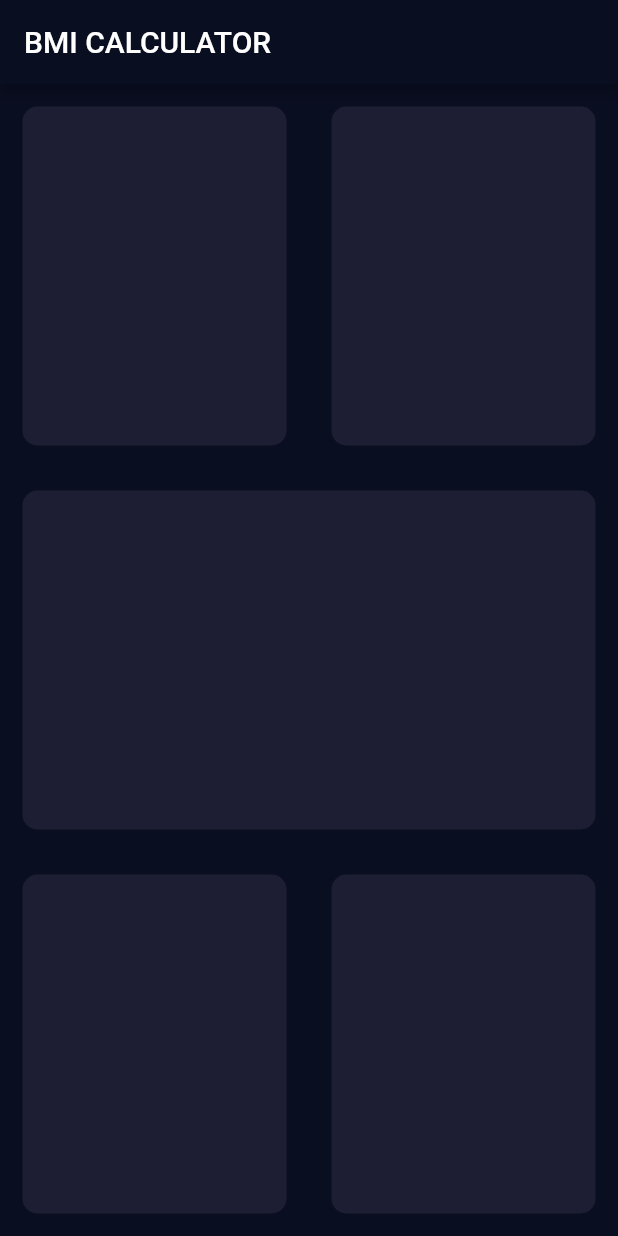
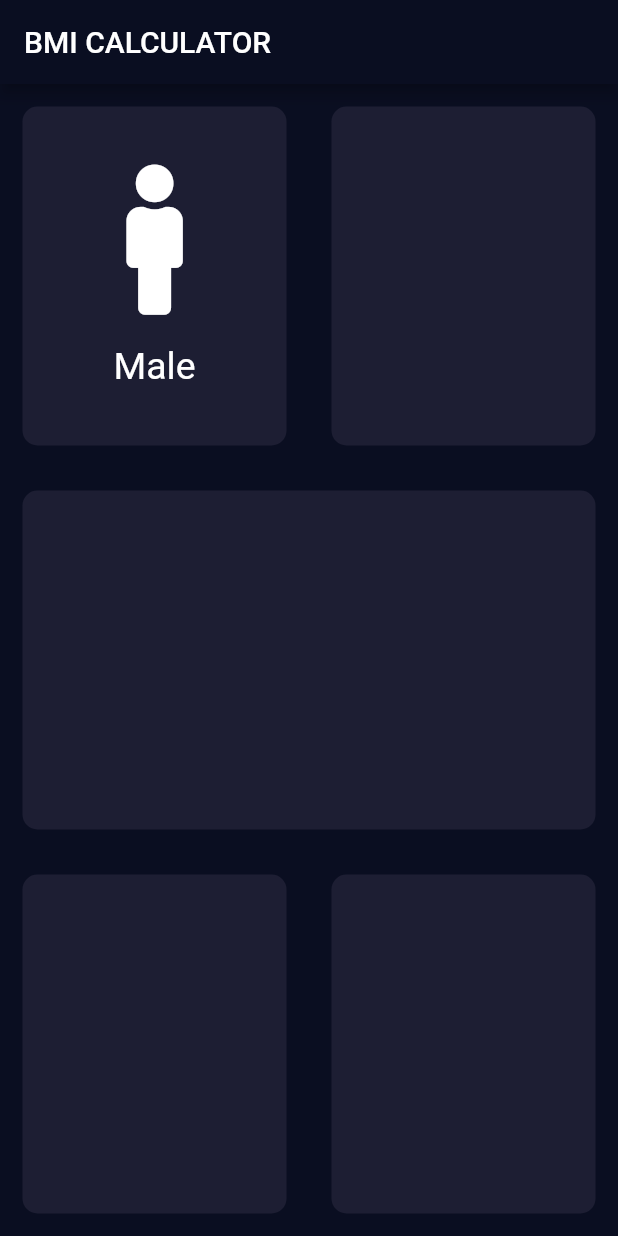
Before and after one commit to atharjaved15/new_bmi_cal, a Flutter app: the screen it shows after launch, on a phone screen of 412 x 824 dp. Run offline on Flutter 3.47's test engine with Material 2 defaults, Android fonts, the phone set to English and light mode, and no system bars; our stand-ins replace font_awesome_flutter.

Commit message:
Done: Adding Male Icon as Widget in Box

```diff
--- a/lib/input_page.dart
+++ b/lib/input_page.dart
@@ -1,4 +1,5 @@
 import 'package:flutter/material.dart';
+import 'package:font_awesome_flutter/font_awesome_flutter.dart';
 
 
 class InputPage extends StatefulWidget {
@@ -20,7 +21,26 @@ class _InputPageState extends State<InputPage> {
           Row(
             children: <Widget>[
               Expanded(child:
-              MyContainer(colors: Color(0xFF1D1E33),)
+              MyContainer(
+                colors: Color(0xFF1D1E33),
+                cardWidget: Column(
+                  mainAxisAlignment: MainAxisAlignment.center,
+                  children: <Widget>[
+                    Icon(
+                      FontAwesomeIcons.male,
+                      size: 100,
+                    ),
+                    SizedBox(
+                      height: 20,
+                    ),
+                    Text(
+                      'Male' ,
+                      style: TextStyle(fontSize: 25,color: Colors.white),
+                    )
+
+                  ],
+                ),
+              )
               ),
               Expanded(child:MyContainer(colors: Color(0xFF1D1E33),)
              ),
@@ -44,11 +64,13 @@ class _InputPageState extends State<InputPage> {
 }
 
 class MyContainer extends StatelessWidget {
-  MyContainer({@required this.colors});
+  MyContainer({@required this.colors,this.cardWidget});
   final Color colors;
+  final Widget cardWidget;
     @override
   Widget build(BuildContext context) {
     return Container(
+      child: cardWidget,
       margin: EdgeInsets.all(15.0),
       decoration: BoxDecoration(
         color: colors,
--- a/pubspec.yaml
+++ b/pubspec.yaml
@@ -25,9 +25,11 @@ dependencies:
     sdk: flutter
 
 
+
   # The following adds the Cupertino Icons font to your application.
   # Use with the CupertinoIcons class for iOS style icons.
   cupertino_icons: ^1.0.0
+  font_awesome_flutter: ^8.10.0
 
 dev_dependencies:
   flutter_test:
```
Also changed, not shown: pubspec.lock.
